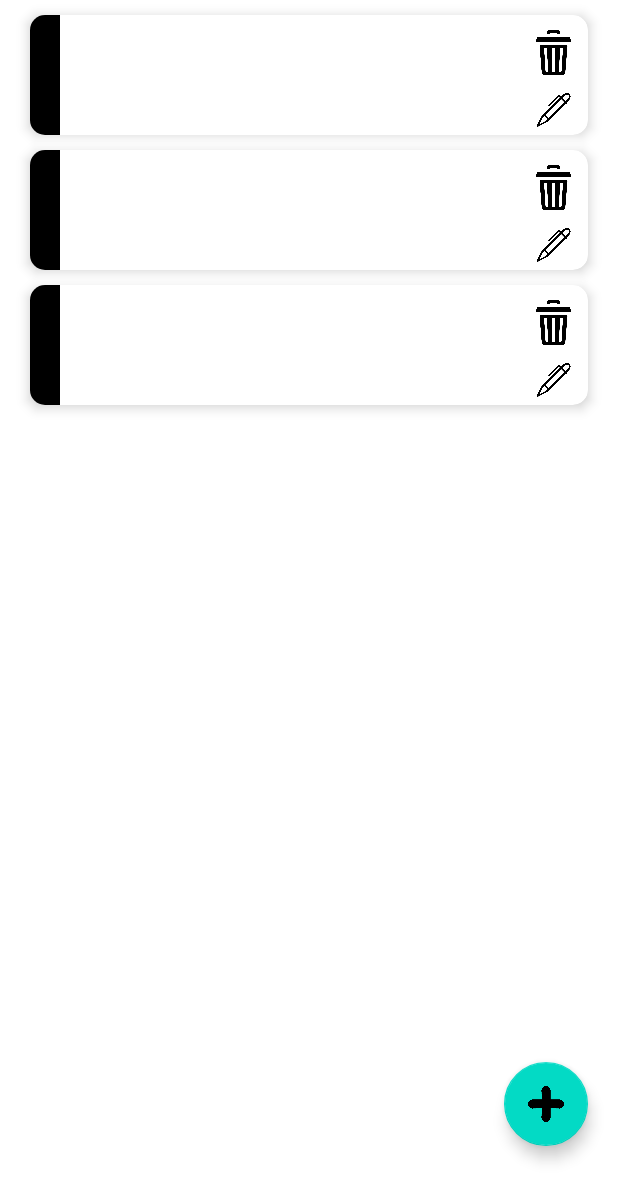
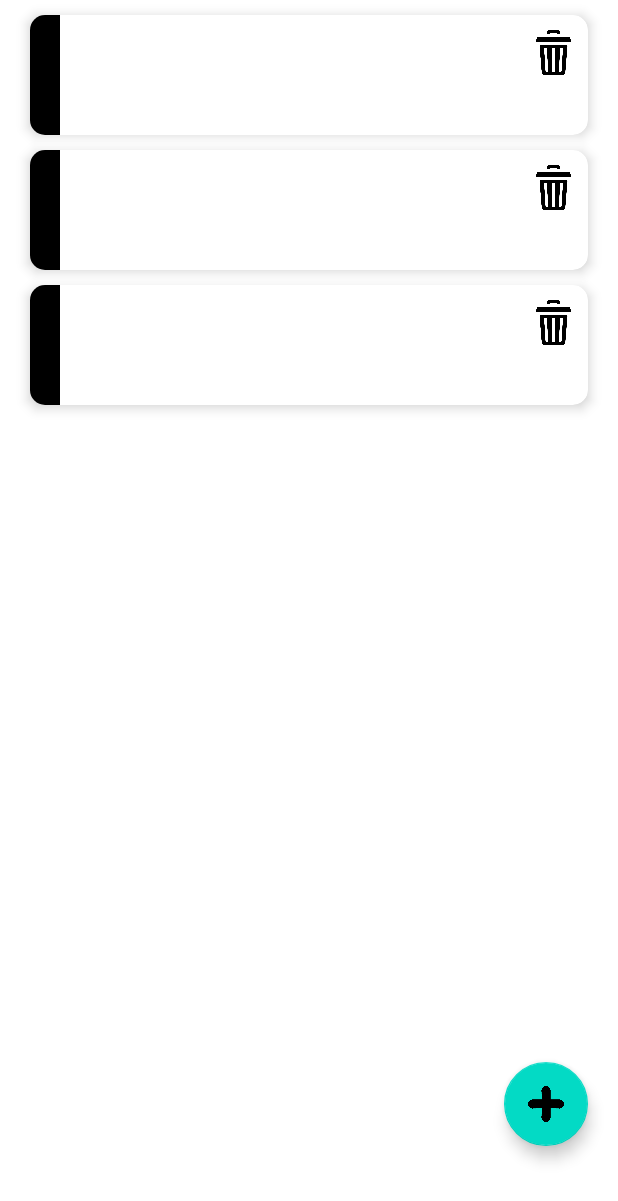
Before and after one commit to ANI2006/LineAge, an Android app: the layout fragment_user.xml on its own in the app's theme, with its tools: preview values and no code run, on a phone screen of 412 x 824 dp. Shown: the top 1201 px of the screen. Run offline under Robolectric (Android 15) with nearby library versions, the phone set to English and light mode, and no system bars.

Commit message:
View click

```diff
--- a/app/src/main/res/layout/user_item_layout.xml
+++ b/app/src/main/res/layout/user_item_layout.xml
@@ -25,7 +25,8 @@
         app:cardElevation="5dp">
         <RelativeLayout
             android:layout_width="match_parent"
-            android:layout_height="match_parent">
+            android:layout_height="match_parent"
+            android:onClick="@{()-> listener.onClickItem(userModel,true)}">
             <View
                 android:id="@+id/view"
                 android:layout_width="20dp"
@@ -73,21 +74,21 @@
                 android:src="@drawable/delete"
                 app:tint="#000000" />
 
-            <ImageView
-                android:id="@+id/imgEdit"
-                android:layout_width="30dp"
-                android:layout_height="30dp"
-                android:layout_below="@+id/imgDelete"
-                android:layout_alignParentEnd="true"
+<!--            <ImageView-->
+<!--                android:id="@+id/imgEdit"-->
+<!--                android:layout_width="30dp"-->
+<!--                android:layout_height="30dp"-->
+<!--                android:layout_below="@+id/imgDelete"-->
+<!--                android:layout_alignParentEnd="true"-->
 
-                android:layout_marginTop="2dp"
-                android:layout_marginEnd="8dp"
-                android:layout_marginBottom="5dp"
+<!--                android:layout_marginTop="2dp"-->
+<!--                android:layout_marginEnd="8dp"-->
+<!--                android:layout_marginBottom="5dp"-->
 
-                android:onClick="@{()-> listener.onClickItem(userModel,true)}"
-                android:src="@drawable/edit"
+<!-- -->
+<!--                android:src="@drawable/edit"-->
 
-                app:tint="#000000" />
+<!--                app:tint="#000000" />-->
 
 
         </RelativeLayout>
```
